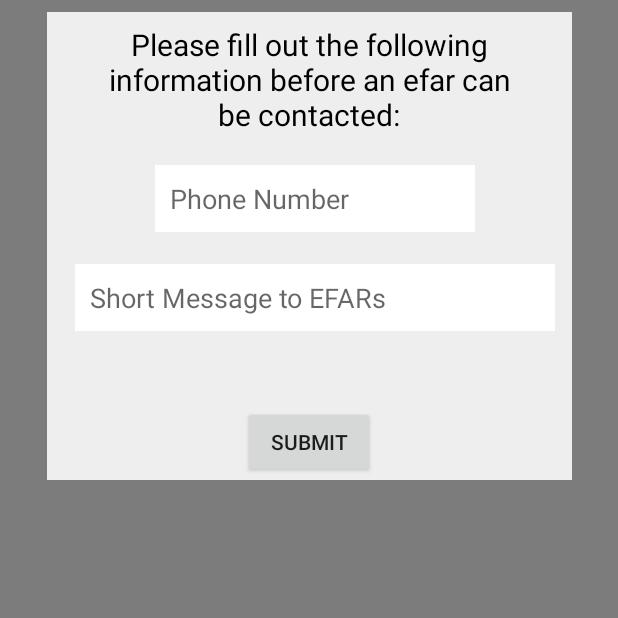
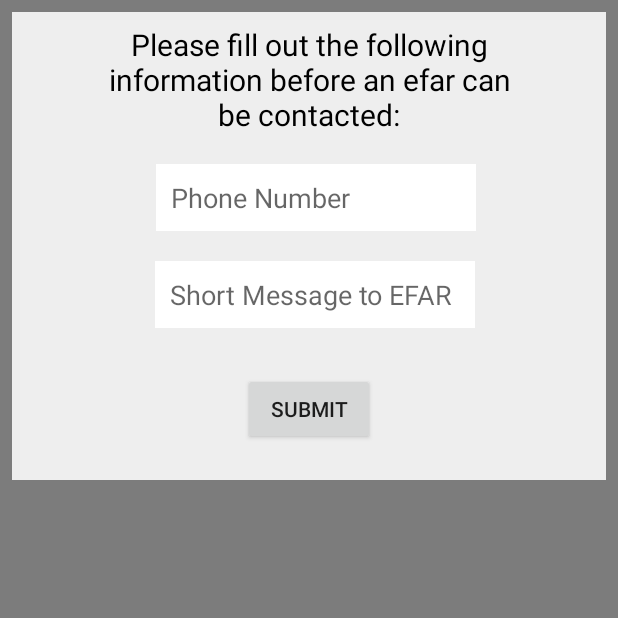
Before and after one commit to Mackatttack123/efar, an Android app: the PatientInfoActivity screen opened directly, with no data from a screen before it, on a phone screen of 412 x 824 dp, the top half of it. Run offline under Robolectric (Android 15) with nearby library versions, the phone set to English and light mode, and no system bars; our stand-ins replace Firebase (no records; nobody signed in at launch, a user with empty details on screens opened directly).

Commit message:
quick patient info form fix

```diff
--- a/app/src/main/java/com/southafricaproject/efar/EFARMainActivity.java
+++ b/app/src/main/java/com/southafricaproject/efar/EFARMainActivity.java
@@ -170,9 +170,9 @@ public class EFARMainActivity extends AppCompatActivity {
                 }
 
                 if(position % 2 == 0){
+                    cell.setBackgroundColor(Color.argb(150, 224, 224, 224));
+                }else{
                     cell.setBackgroundColor(Color.argb(150, 255, 255, 255));
-                }else{
-                    cell.setBackgroundColor(Color.argb(150, 224, 224, 224));
                 }
                 return cell;
             }
--- a/app/src/main/java/com/southafricaproject/efar/PatientMainActivity.java
+++ b/app/src/main/java/com/southafricaproject/efar/PatientMainActivity.java
@@ -40,7 +40,6 @@ public class PatientMainActivity extends AppCompatActivity {
 
             ActivityCompat.requestPermissions( this, new String[] {  android.Manifest.permission.ACCESS_COARSE_LOCATION  }, 1 );
         }
-
 
         // to auto login if possible
         SharedPreferences sharedPreferences = getSharedPreferences("MyData", Context.MODE_PRIVATE);
--- a/app/src/main/res/layout/activity_patient_info.xml
+++ b/app/src/main/res/layout/activity_patient_info.xml
@@ -10,15 +10,17 @@
 
     <ImageView
         android:id="@+id/imageView10"
-        android:layout_width="350sp"
+        android:layout_width="0sp"
         android:layout_height="312sp"
         android:layout_marginLeft="8sp"
         android:layout_marginRight="8sp"
         android:layout_marginTop="8sp"
+        android:background="#eeeeee"
         app:layout_constraintLeft_toLeftOf="parent"
         app:layout_constraintRight_toRightOf="parent"
         app:layout_constraintTop_toTopOf="parent"
-        android:background="#eeeeee"/>
+        android:layout_marginStart="8sp"
+        android:layout_marginEnd="8sp"/>
 
     <TextView
         android:id="@+id/user_update_info_screen"
@@ -50,32 +52,32 @@
     android:background="#FFFFFF"
     android:padding="10sp"
     android:maxLength="14"
-    android:layout_marginLeft="16sp"
+    android:layout_marginLeft="8dp"
     app:layout_constraintLeft_toLeftOf="parent"
-    android:layout_marginTop="20sp"
+    android:layout_marginTop="19dp"
     app:layout_constraintTop_toBottomOf="@+id/user_update_info_screen"
-    android:layout_marginRight="16sp"
+    android:layout_marginRight="8sp"
     app:layout_constraintRight_toRightOf="parent"
-    app:layout_constraintHorizontal_bias="0.5"
     android:layout_marginStart="16sp"
-    android:layout_marginEnd="8sp"/>
+    android:layout_marginEnd="8sp"
+    app:layout_constraintHorizontal_bias="0.504"/>
 
     <EditText
         android:id="@+id/patient_other_info"
         android:layout_width="wrap_content"
         android:layout_height="wrap_content"
-        android:layout_below="@+id/patient_phone_number"
         android:layout_centerHorizontal="true"
         android:layout_marginEnd="8sp"
-        android:layout_marginLeft="16sp"
-        android:layout_marginRight="16sp"
+        android:layout_marginLeft="8dp"
+        android:layout_marginRight="8sp"
         android:layout_marginStart="16sp"
-        android:layout_marginTop="21dp"
+        android:layout_marginTop="20dp"
         android:background="#FFFFFF"
-        android:ems="15"
-        android:hint="Short Message to EFARs"
-        android:inputType="textPersonName"
+        android:ems="10"
+        android:hint="Short Message to EFAR"
+        android:maxLength="140"
         android:padding="10sp"
+        android:singleLine="true"
         app:layout_constraintHorizontal_bias="0.5"
         app:layout_constraintLeft_toLeftOf="parent"
         app:layout_constraintRight_toRightOf="parent"
@@ -88,14 +90,14 @@
         android:id="@+id/patient_info_sumbmit_button"
         android:layout_below="@+id/patient_other_info"
         android:layout_centerHorizontal="true"
-    android:layout_marginTop="50sp"
-    app:layout_constraintTop_toBottomOf="@+id/patient_other_info"
         android:layout_marginRight="8sp"
         app:layout_constraintRight_toRightOf="parent"
         android:layout_marginLeft="8sp"
         app:layout_constraintLeft_toLeftOf="parent"
         android:layout_marginStart="8sp"
-    android:layout_marginEnd="8sp"/>
+        android:layout_marginEnd="8sp"
+        android:layout_marginTop="30dp"
+        app:layout_constraintTop_toBottomOf="@+id/patient_other_info"/>
 
 
 </android.support.constraint.ConstraintLayout>
```
Lines whose indentation alone changed are shown as unchanged.
